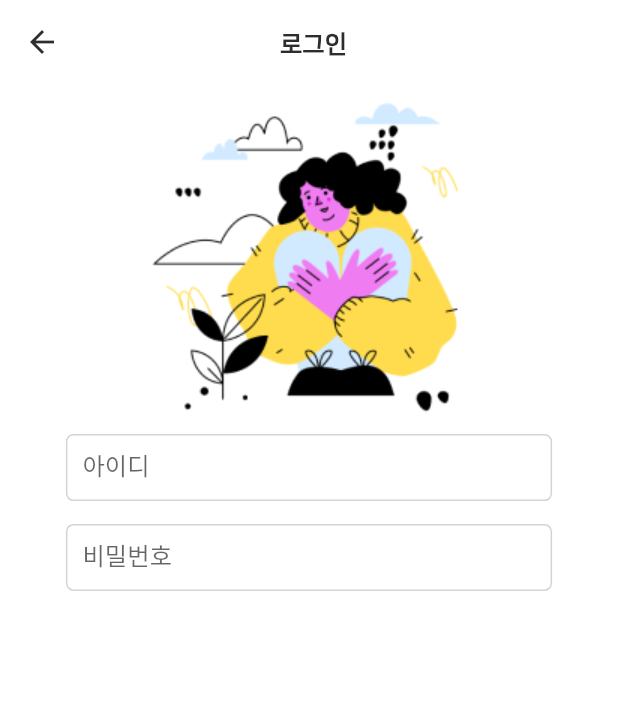
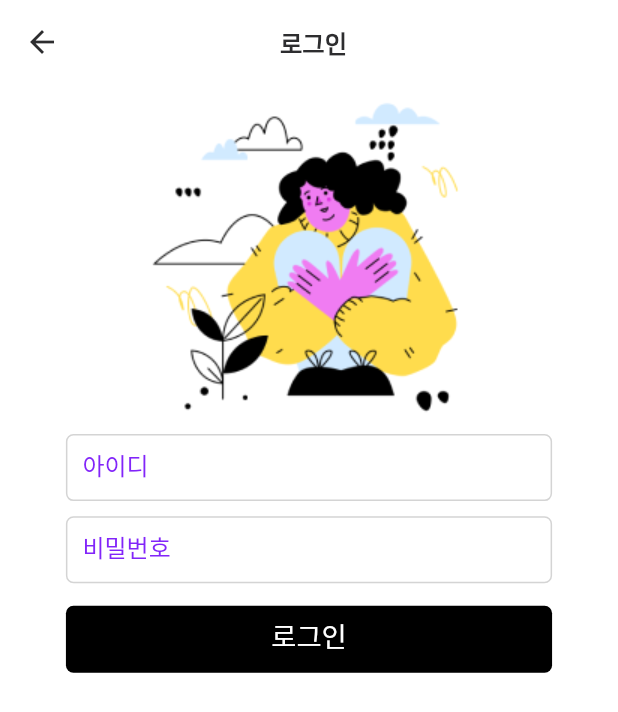
Before and after one commit to kimdaewoong2022/ATK-App-getx, a Flutter app: the EmailLoginPage screen opened by its route, on a phone screen of 412 x 824 dp. Shown: the top 712 px of the screen. Run offline on Flutter 3.47's test engine with Material 2 defaults, Android fonts, the phone set to English and light mode, and no system bars; drawn by our look-alikes of pull_to_refresh; our stand-ins replace animated_splash_screen, bootstrap_icons, chopper, dot_navigation_bar, flutter_easyloading, flutter_screenutil and 8 more; missing offline and left inert: a package; accounts and stored records are empty; generated files the repository leaves out were written again; Roboto replaces fonts that are missing (Montserrat); statements that could not run were skipped.

Commit message:
로그인 처리 완료

```diff
--- a/artiketapp/lib/common/utils/validator.dart
+++ b/artiketapp/lib/common/utils/validator.dart
@@ -1,10 +1,10 @@
-bool isEmail(String? input) {
+bool utilIsEmail(String? input) {
   if (input == null || input.isEmpty) return false;
   String regexEmail = "^\\w+([-+.]\\w+)*@\\w+([-.]\\w+)*\\.\\w+([-.]\\w+)*\$";
   return RegExp(regexEmail).hasMatch(input);
 }
 
-bool checkStringLength(String? input, int length) {
+bool utilCheckStringLength(String? input, int length) {
   if (input == null || input.isEmpty) return false;
   return input.length >= length;
 }
--- a/artiketapp/lib/common/values/colors.dart
+++ b/artiketapp/lib/common/values/colors.dart
@@ -20,7 +20,7 @@ class AppColors {
   static const Color secondaryElement = Color.fromARGB(255, 246, 246, 246);
 
   /// 두 번째 컨트롤 - 텍스트 하늘색
-  static const Color secondaryElementText = Color.fromARGB(255, 41, 103, 255);
+  static const Color secondaryElementText = Color.fromARGB(255, 130, 37, 249);
 
   // *****************************************
 
@@ -43,4 +43,7 @@ class AppColors {
 
   ///텍스트 박스 보더 컬러
   static const Color inputBorderColor = Color.fromARGB(255, 212, 212, 212);
+
+  //블랙버튼
+  static const Color brackButtonBackground = Color.fromARGB(255, 0, 0, 0);
 }
--- a/artiketapp/lib/common/values/radii.dart
+++ b/artiketapp/lib/common/values/radii.dart
@@ -1,6 +1,8 @@
 import 'package:flutter/rendering.dart';
 
 class Radii {
+  static const BorderRadiusGeometry k5pxRadius =
+      BorderRadius.all(Radius.circular(5));
   static const BorderRadiusGeometry k6pxRadius =
       BorderRadius.all(Radius.circular(6));
   static const BorderRadiusGeometry k54pxRadius =
--- a/artiketapp/lib/common/widgets/button.dart
+++ b/artiketapp/lib/common/widgets/button.dart
@@ -65,6 +65,7 @@ Widget btnFlatButtonWidget({
   required VoidCallback onPressed,
   double width = 140,
   double height = 44,
+  double marginTop = 15,
   Color gbColor = AppColors.primaryElement,
   String title = "button",
   Color fontColor = AppColors.primaryElementText,
@@ -75,6 +76,7 @@ Widget btnFlatButtonWidget({
   return Container(
     width: width.w,
     height: height.h,
+    margin: EdgeInsets.only(top: marginTop),
     child: TextButton(
       style: ButtonStyle(
         textStyle: MaterialStateProperty.all(TextStyle(
@@ -98,7 +100,7 @@ Widget btnFlatButtonWidget({
           return gbColor;
         }),
         shape: MaterialStateProperty.all(RoundedRectangleBorder(
-          borderRadius: Radii.k6pxRadius,
+          borderRadius: Radii.k5pxRadius,
         )),
       ),
       child: Text(
--- a/artiketapp/lib/common/widgets/input.dart
+++ b/artiketapp/lib/common/widgets/input.dart
@@ -63,6 +63,11 @@ Widget inputTextEdit_artiket({
       decoration: InputDecoration(
         filled: true,
         labelText: hintText,
+        labelStyle: const TextStyle(
+          color: AppColors.primaryElement,
+          fontSize: 16,
+          fontWeight: FontWeight.w500,
+        ),
         hintStyle: const TextStyle(color: Colors.grey),
         fillColor: AppColors.primaryBackground,
         border: OutlineInputBorder(
@@ -145,6 +150,11 @@ Widget inputPasswordTextEdit_artiket({
         filled: true,
         //hintStyle: const TextStyle(color: Colors.grey),
         labelText: '비밀번호',
+        labelStyle: const TextStyle(
+          color: AppColors.primaryElement,
+          fontSize: 16,
+          fontWeight: FontWeight.w500,
+        ),
         // suffixIcon: InkWell(
         //   onTap: () {
         //     isObsecure.value = !isObsecure.value;
--- a/artiketapp/lib/pages/frame/email_login/view.dart
+++ b/artiketapp/lib/pages/frame/email_login/view.dart
@@ -29,6 +29,14 @@ class EmailLoginPage extends GetView<EmailLoginController> {
               keyboardType: TextInputType.visiblePassword,
               hintText: "비밀번호",
               isPassword: true,
+              marginTop: 10),
+
+          // 로그인
+          btnFlatButtonWidget(
+            width: 295.w,
+            onPressed: controller.handleLogIn,
+            gbColor: AppColors.brackButtonBackground,
+            title: "로그인",
           ),
         ],
       ),
@@ -36,21 +44,7 @@ class EmailLoginPage extends GetView<EmailLoginController> {
     // Column(
     //   children: [
     //     const Center_ImageWidget(),
-    //     // email input
-    //     inputTextEdit(
-    //       controller: controller.emailController,
-    //       keyboardType: TextInputType.emailAddress,
-    //       hintText: "Email",
-    //       marginTop: 0,
-    //       // autofocus: true,
-    //     ),
-    //     // password input
-    //     inputTextEdit(
-    //       controller: controller.passController,
-    //       keyboardType: TextInputType.visiblePassword,
-    //       hintText: "Password",
-    //       isPassword: true,
-    //     ),
+
     //     // 이메일
     //     btnFlatButtonWidget(
     //       onPressed: controller.handleNavSignUp,
@@ -95,10 +89,15 @@ class EmailLoginPage extends GetView<EmailLoginController> {
             ],
           ),
           body: Center(
+            child: GestureDetector(
+              onTap: () {
+                FocusManager.instance.primaryFocus?.unfocus(); // 키보드 닫기 이벤트
+              },
               child: Column(
                 children: <Widget>[
                   _buildView(),
                 ],
+              ),
             ),
           ),
         );
--- a/artiketapp/lib/pages/frame/email_password/index.dart
+++ /dev/null
@@ -1,4 +0,0 @@
-library email_password;
-
-export './controller.dart';
-export './view.dart';
--- a/artiketapp/lib/pages/frame/sign_in/controller.dart
+++ b/artiketapp/lib/pages/frame/sign_in/controller.dart
@@ -51,8 +51,6 @@ class SignInController extends GetxController {
     //   params: params,
     // );
 
-    UserStore.to.saveProfile(true);
-
     Get.offAndToNamed(AppRoutes.Application);
   }
 
```
Also changed, not shown: artiketapp/lib/common/apis/user.dart (+5 -5 lines), artiketapp/lib/common/store/user.dart (+9 -4 lines), artiketapp/lib/pages/frame/email_login/controller.dart (+23 -12 lines), artiketapp/lib/pages/frame/email_password/controller.dart (deleted, +0 -32 lines), artiketapp/lib/pages/frame/email_password/view.dart (deleted, +0 -31 lines). Lines whose indentation alone changed are shown as unchanged.
